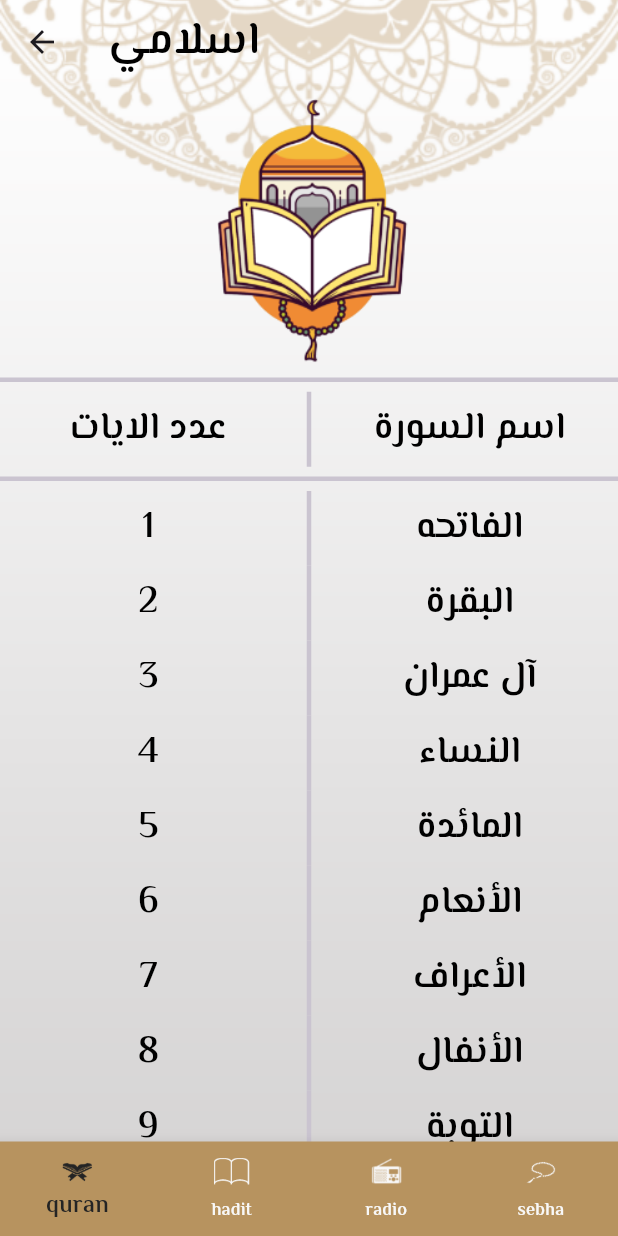
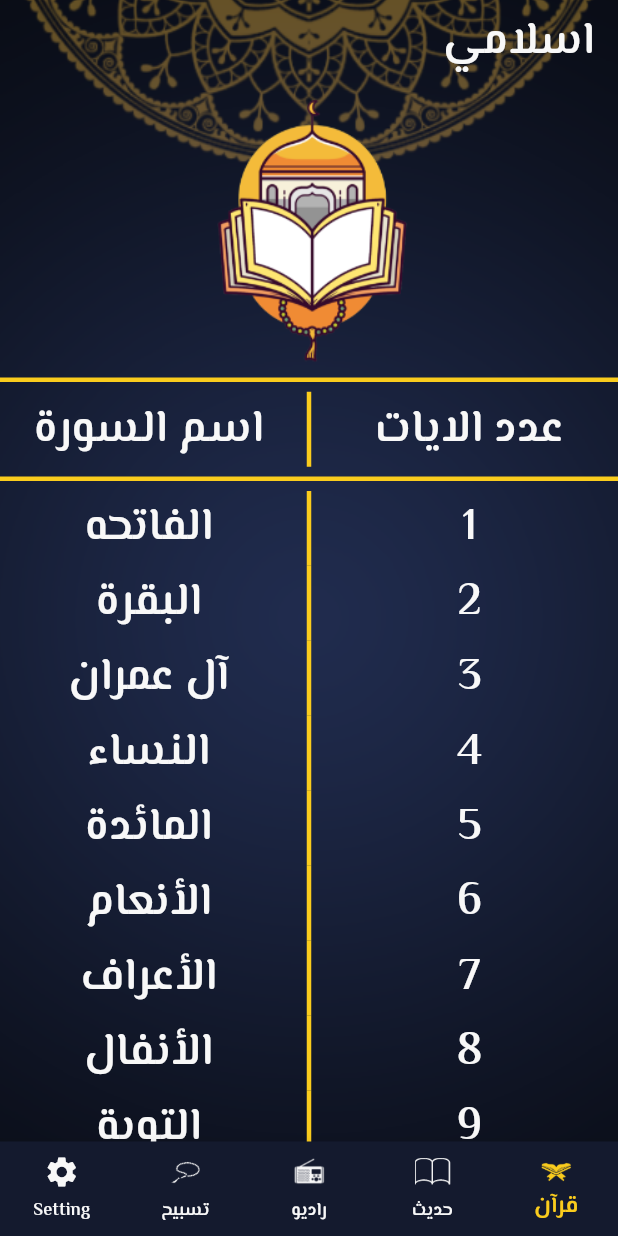
Before and after one commit to Mohamedal2001/islami-app, a Flutter app: the screen it shows after launch, on a phone screen of 412 x 824 dp. Run offline on Flutter 3.47's test engine with Material 3 defaults, Android fonts, the phone set to English and light mode, and no system bars; our stand-ins replace dropdown_button2; generated files the repository leaves out were written again.

Commit message:
add language dark mode in main

```diff
--- /dev/null
+++ b/l10n.yaml
@@ -0,0 +1,3 @@
+arb-dir: lib/l10n
+template-arb-file: app_en.arb
+output-localization-file: app_localizations.dart
--- a/lib/core/apptheme.dart
+++ b/lib/core/apptheme.dart
@@ -14,7 +14,7 @@ static ThemeData lightMode =ThemeData(
       backgroundColor: Color(0xFFB7935F),
       selectedItemColor: Color(0xFF242424),
       ),
-    textTheme: const TextTheme(
+    textTheme:  TextTheme(
       titleLarge: TextStyle(fontSize: 30,fontWeight: FontWeight.bold,color: Colors.black,fontFamily: 'elMussiri'),
       bodySmall: TextStyle(fontSize: 20,fontWeight: FontWeight.bold,color: Colors.black,fontFamily: 'elMussiri'),
       bodyMedium: TextStyle(fontSize: 25,fontWeight: FontWeight.bold,color: Colors.black,fontFamily: 'elMussiri'),
@@ -23,5 +23,32 @@ static ThemeData lightMode =ThemeData(
     )
 
     );
+static ThemeData DarkeMode =ThemeData(
+
+  dividerTheme: DividerThemeData(color: Color(0xFFFACC1D)),
+    appBarTheme: AppBarTheme(
+
+        iconTheme: IconThemeData(
+            color: Color(0xFFF8F8F8),
+        ),
+        titleTextStyle: TextStyle(fontSize: 30,fontWeight: FontWeight.bold,color:Color(0xFFF8F8F8),fontFamily: 'elMussiri'),
+        backgroundColor: Colors.transparent
+    ),
+    scaffoldBackgroundColor: Colors.transparent,
+    bottomNavigationBarTheme:  const BottomNavigationBarThemeData(
+      unselectedItemColor: Color(0xFFF8F8F8),
+      type:BottomNavigationBarType.fixed ,
+      backgroundColor: Color(0xFF141A2E),
+      selectedItemColor: Color(0xFFFACC1D),
+    ),
+    textTheme: const TextTheme(
+      titleLarge: TextStyle(fontSize: 30,fontWeight: FontWeight.bold,color: Color(0xFFF8F8F8), fontFamily:'elMussiri'),
+      bodySmall: TextStyle(fontSize: 20,fontWeight: FontWeight.bold,color: Color(0xFFFACC1D),fontFamily: 'elMussiri'),
+      bodyMedium: TextStyle(fontSize: 25,fontWeight: FontWeight.bold,color: Color(0xFFF8F8F8),fontFamily: 'elMussiri'),
+      bodyLarge: TextStyle(fontSize: 30,fontWeight: FontWeight.bold,color: Color(0xFFF8F8F8),fontFamily: 'elMussiri'),
+      displaySmall: TextStyle(fontSize: 16,fontWeight: FontWeight.bold,color: Color(0xFFF8F8F8),fontFamily: 'elMussiri'),
+    )
+
+);
 
 }
--- /dev/null
+++ b/lib/l10n/app_ar.arb
@@ -0,0 +1,8 @@
+{
+  "islami":"اسلامي",
+  "quran": "قرآن",
+  "hadit": "حديث",
+  "radio": "راديو",
+  "tasbeh": "تسبيح",
+  "setting": "اعدادات"
+}
--- a/lib/main.dart
+++ b/lib/main.dart
@@ -2,10 +2,10 @@ import 'package:flutter/material.dart';
 import 'package:islami_app/modules/Layout/Layout.dart';
 import 'package:islami_app/modules/SplashScreen.dart';
 import 'package:islami_app/modules/hadit/haditcontent.dart';
-import 'package:islami_app/modules/quran/quranpage.dart';
 import 'package:islami_app/modules/quran/suracuntant.dart';
-
+import 'package:flutter_localizations/flutter_localizations.dart';
 import 'core/apptheme.dart';
+import 'package:flutter_gen/gen_l10n/app_localizations.dart';
 
 void main() {
   runApp( home());
@@ -16,8 +16,13 @@ class home extends StatelessWidget {
   @override
   Widget build(BuildContext context) {
     return  MaterialApp(
+locale: Locale('ar'),
+      localizationsDelegates: AppLocalizations.localizationsDelegates,
+      supportedLocales: AppLocalizations.supportedLocales,
       title: 'islami',
-      theme: Apptheme.lightMode,
+      theme: Apptheme.DarkeMode,
+    //  darkTheme:Apptheme.lightMode ,
+     // themeMode: ThemeMode.dark,
       debugShowCheckedModeBanner: false,
       initialRoute:'/',
         routes: {
--- a/lib/modules/Layout/Layout.dart
+++ b/lib/modules/Layout/Layout.dart
@@ -4,8 +4,9 @@ import 'package:islami_app/modules/hadit/haditpage.dart';
 import 'package:islami_app/modules/radio/radio.dart';
 import 'package:islami_app/modules/sebha/Sebhapage.dart';
 import 'package:islami_app/modules/quran/quranpage.dart';
-
+import 'package:flutter_gen/gen_l10n/app_localizations.dart';
 import '../../core/apptheme.dart';
+import '../Setting/settingPage.dart';
 
 class Layout extends StatefulWidget {
 
@@ -17,23 +18,28 @@ class Layout extends StatefulWidget {
 }
 
 class _LayoutState extends State<Layout> {
+
   int index=0;
   List<Widget>  Thepage=[
     Quranpage(),
     Haditpage(),
     Radiopage(),
-    Sebhapage()
+    Sebhapage(),
+    Settingpage(),
   ];
   @override
   Widget build(BuildContext context) {
+    var lang =AppLocalizations.of(context)!;
     return Container(
       decoration: const BoxDecoration(
           image: DecorationImage(
-            image:AssetImage('assets/image/default_bg.png') ,fit: BoxFit.cover)
+              image:AssetImage('assets/image/dark_bg.png') ,fit: BoxFit.cover)
       ),
       child: Scaffold(
         body: Thepage[index],
-        appBar: AppBar(title: const Text('اسلامي'),),
+        appBar: AppBar(
+          automaticallyImplyLeading: false,
+          title:  Text(lang.islami),),
         bottomNavigationBar:BottomNavigationBar(
           onTap: (value){
             index=value;
@@ -44,11 +50,12 @@ class _LayoutState extends State<Layout> {
           currentIndex: index,
           selectedLabelStyle: Apptheme.lightMode.textTheme.displaySmall,
           // Theme.of(context).textTheme.displaySmall,
-        items: const [
-       BottomNavigationBarItem(icon: ImageIcon(AssetImage('assets/image/icon_quran.png')),label: 'quran'),
-       BottomNavigationBarItem(icon: ImageIcon(AssetImage('assets/image/icon_hadeth.png')),label: 'hadit'),
-          BottomNavigationBarItem(icon: ImageIcon(AssetImage('assets/image/icon_radio.png')),label: 'radio'),
-          BottomNavigationBarItem(icon: ImageIcon(AssetImage('assets/image/icon_sebha.png')),label: 'sebha')
+          items:  [
+            BottomNavigationBarItem(icon: ImageIcon(AssetImage('assets/image/icon_quran.png')),label: lang.quran),
+            BottomNavigationBarItem(icon: ImageIcon(AssetImage('assets/image/icon_hadeth.png')),label: lang.hadit),
+            BottomNavigationBarItem(icon: ImageIcon(AssetImage('assets/image/icon_radio.png')),label: lang.radio),
+            BottomNavigationBarItem(icon: ImageIcon(AssetImage('assets/image/icon_sebha.png')),label: lang.tasbeh),
+            BottomNavigationBarItem(icon: Icon(Icons.settings),label: 'Setting')
           ],
         ) ,
       ),
--- a/lib/modules/hadit/haditcontent.dart
+++ b/lib/modules/hadit/haditcontent.dart
@@ -15,7 +15,7 @@ class Haditcontent extends StatelessWidget {
     return Container(
     decoration: const BoxDecoration(
     image: DecorationImage(
-    image: AssetImage('assets/image/default_bg.png'),
+    image: AssetImage('assets/image/dark_bg.png'),
     fit: BoxFit.cover)
     ),
     child: Scaffold(
@@ -25,7 +25,7 @@ class Haditcontent extends StatelessWidget {
     margin: EdgeInsets.only(top: 20, bottom: 50, left: 30, right: 30),
     decoration: BoxDecoration(
 borderRadius: BorderRadius.circular(10),
-color: Color(0XFFF8F8F8).withOpacity(0.9)),
+color: Color(0XFF141A2E).withOpacity(0.9)),
 child: Column(children: [
 
 Text(
--- a/lib/modules/hadit/haditpage.dart
+++ b/lib/modules/hadit/haditpage.dart
@@ -15,6 +15,7 @@ class _HaditpageState extends State<Haditpage> {
 
   @override
   Widget build(BuildContext context) {
+    var them =Theme.of(context);
 print(ListOfHadit.isEmpty);
 if(ListOfHadit.isEmpty)loadhadit();
 
@@ -24,7 +25,7 @@ if(ListOfHadit.isEmpty)loadhadit();
       children: [
         Image.asset('assets/image/hadeth_logo.png'),
         Divider(thickness: 3,),
-        Text("الاحاديث",style: Apptheme.lightMode.textTheme.bodyMedium),
+        Text("الاحاديث",style: them.textTheme.bodyMedium),
         Divider(thickness: 3,),
         Expanded(
           child: ListView.builder(
--- a/lib/modules/quran/cutomWidget/sura Data.dart
+++ b/lib/modules/quran/cutomWidget/sura Data.dart
@@ -9,13 +9,14 @@ class SuraTitle extends StatelessWidget {
 
   @override
   Widget build(BuildContext context) {
+    var them =Theme.of(context);
     return Row(
       children: [
-        Expanded(child: Text(data.SuraNumber,textAlign: TextAlign.center)),
+        Expanded(child: Text(data.SuraNumber,textAlign: TextAlign.center,style: them.textTheme.titleLarge,)),
         SizedBox(
             height: 50,
             child: const VerticalDivider(thickness: 3,)),
-        Expanded(child: Text(data.suraName,textAlign: TextAlign.center,))
+        Expanded(child: Text(data.suraName,textAlign: TextAlign.center,style: them.textTheme.titleLarge))
 
       ],
     );
--- a/lib/modules/quran/quranpage.dart
+++ b/lib/modules/quran/quranpage.dart
@@ -19,6 +19,7 @@ class Quranpage extends StatelessWidget {
 
   @override
   Widget build(BuildContext context) {
+    var them =Theme.of(context);
     return
   Column(children: [
    Image.asset('assets/image/qur2an_screen_logo.png',scale: 1.2,),
@@ -26,13 +27,14 @@ class Quranpage extends StatelessWidget {
     Row(children: [
       Expanded(child: Text(
         textAlign: TextAlign.center,
-        'عدد الايات',style:Apptheme.lightMode.textTheme.bodyMedium,)),
+        'عدد الايات',style: them.textTheme.bodyLarge,)),
       SizedBox(
           height: 50,
           child: const VerticalDivider(thickness: 3,)),
       Expanded(child: Text(
+        style: them.textTheme.bodyLarge,
         textAlign: TextAlign.center,
-        'اسم السورة',style:Apptheme.lightMode.textTheme.bodyMedium,),
+        'اسم السورة',),
 
       ),
 
--- a/pubspec.yaml
+++ b/pubspec.yaml
@@ -32,9 +32,14 @@ dependencies:
     sdk: flutter
 
 
+
   # The following adds the Cupertino Icons font to your application.
   # Use with the CupertinoIcons class for iOS style icons.
   cupertino_icons: ^1.0.6
+  dropdown_button2: ^2.3.9
+  flutter_localizations:
+    sdk: flutter
+  intl: any
 
 dev_dependencies:
   flutter_test:
@@ -52,6 +57,7 @@ dev_dependencies:
 
 # The following section is specific to Flutter packages.
 flutter:
+  generate: true
 
   # The following line ensures that the Material Icons font is
   # included with your application, so that you can use the icons in
```
Also changed, not shown: lib/l10n/app_en.arb (added, +8 -0 lines), lib/modules/Setting/settingPage.dart (+123 -3 lines), lib/modules/quran/suracuntant.dart (+4 -3 lines), pubspec.lock. Lines whose indentation alone changed are shown as unchanged.
